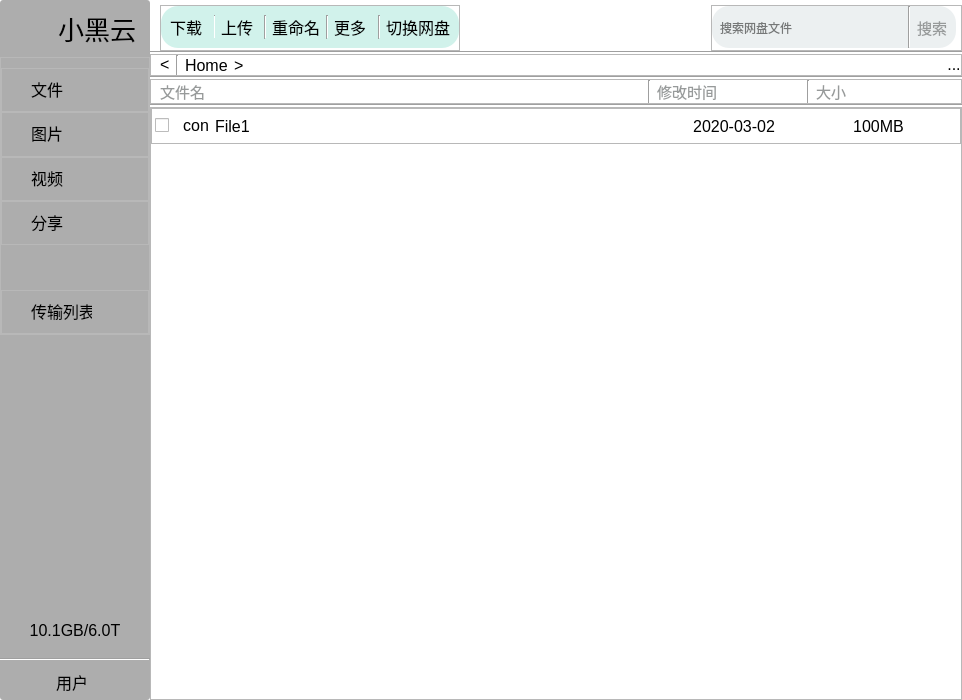
Before: the Qt Designer form SBCclient.ui in aibotez/SBCClientV2, drawn with Qt 5.
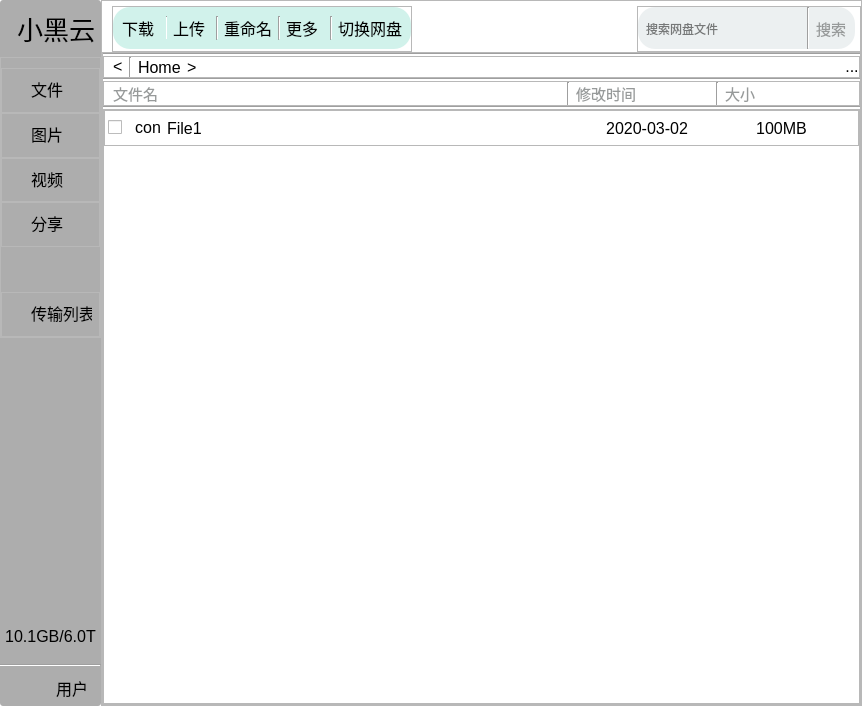
After: the same form once the commit is applied. Icons and pictures are not drawn.

```diff
--- a/SBCclient.ui
+++ b/SBCclient.ui
@@ -6,8 +6,8 @@
    <rect>
     <x>0</x>
     <y>0</y>
-    <width>962</width>
-    <height>700</height>
+    <width>862</width>
+    <height>706</height>
    </rect>
   </property>
   <property name="minimumSize">
@@ -80,7 +80,7 @@
      <height>0</height>
     </size>
    </property>
-   <layout class="QHBoxLayout" name="horizontalLayout_5" stretch="1">
+   <layout class="QHBoxLayout" name="horizontalLayout_5">
     <property name="spacing">
      <number>0</number>
     </property>
@@ -101,6 +101,15 @@
       <property name="spacing">
        <number>0</number>
       </property>
+      <property name="leftMargin">
+       <number>0</number>
+      </property>
+      <property name="topMargin">
+       <number>0</number>
+      </property>
+      <property name="rightMargin">
+       <number>0</number>
+      </property>
       <item>
        <widget class="QFrame" name="frame">
         <property name="maximumSize">
@@ -487,7 +496,34 @@
        </widget>
       </item>
       <item>
-       <layout class="QVBoxLayout" name="verticalLayout_2">
+       <widget class="QFrame" name="frame_14">
+        <property name="frameShape">
+         <enum>QFrame::StyledPanel</enum>
+        </property>
+        <property name="frameShadow">
+         <enum>QFrame::Raised</enum>
+        </property>
+        <layout class="QGridLayout" name="gridLayout">
+         <property name="leftMargin">
+          <number>0</number>
+         </property>
+         <property name="topMargin">
+          <number>0</number>
+         </property>
+         <property name="rightMargin">
+          <number>0</number>
+         </property>
+         <property name="bottomMargin">
+          <number>0</number>
+         </property>
+         <property name="spacing">
+          <number>0</number>
+         </property>
+         <item row="0" column="0">
+          <layout class="QVBoxLayout" name="verticalLayout_6">
+           <property name="spacing">
+            <number>0</number>
+           </property>
         <item>
          <layout class="QHBoxLayout" name="horizontalLayout_4" stretch="3,2,2">
           <property name="leftMargin">
@@ -778,6 +814,30 @@
          </layout>
         </item>
         <item>
+            <widget class="QFrame" name="frame_12">
+             <property name="frameShape">
+              <enum>QFrame::StyledPanel</enum>
+             </property>
+             <property name="frameShadow">
+              <enum>QFrame::Raised</enum>
+             </property>
+             <layout class="QVBoxLayout" name="verticalLayout_2">
+              <property name="spacing">
+               <number>0</number>
+              </property>
+              <property name="leftMargin">
+               <number>0</number>
+              </property>
+              <property name="topMargin">
+               <number>0</number>
+              </property>
+              <property name="rightMargin">
+               <number>0</number>
+              </property>
+              <property name="bottomMargin">
+               <number>0</number>
+              </property>
+              <item>
          <layout class="QVBoxLayout" name="verticalLayout">
           <property name="spacing">
            <number>0</number>
@@ -1075,8 +1135,8 @@
             <rect>
              <x>0</x>
              <y>0</y>
-             <width>806</width>
-             <height>565</height>
+                   <width>710</width>
+                   <height>579</height>
             </rect>
            </property>
            <property name="layoutDirection">
@@ -1256,6 +1316,12 @@
          </widget>
         </item>
        </layout>
+            </widget>
+           </item>
+          </layout>
+         </item>
+        </layout>
+       </widget>
       </item>
      </layout>
     </item>
```
Left out of the diff: 2 changed lines with no effect on the pictures. Lines whose indentation alone changed are shown as unchanged.
